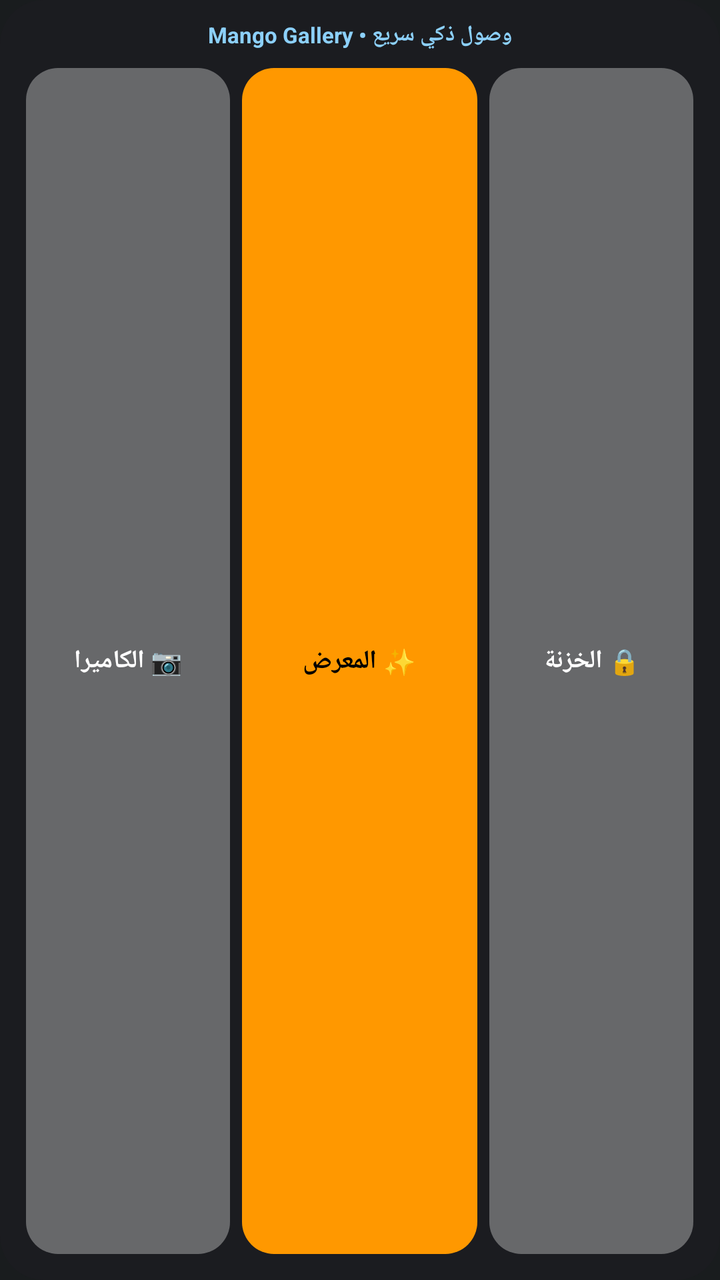
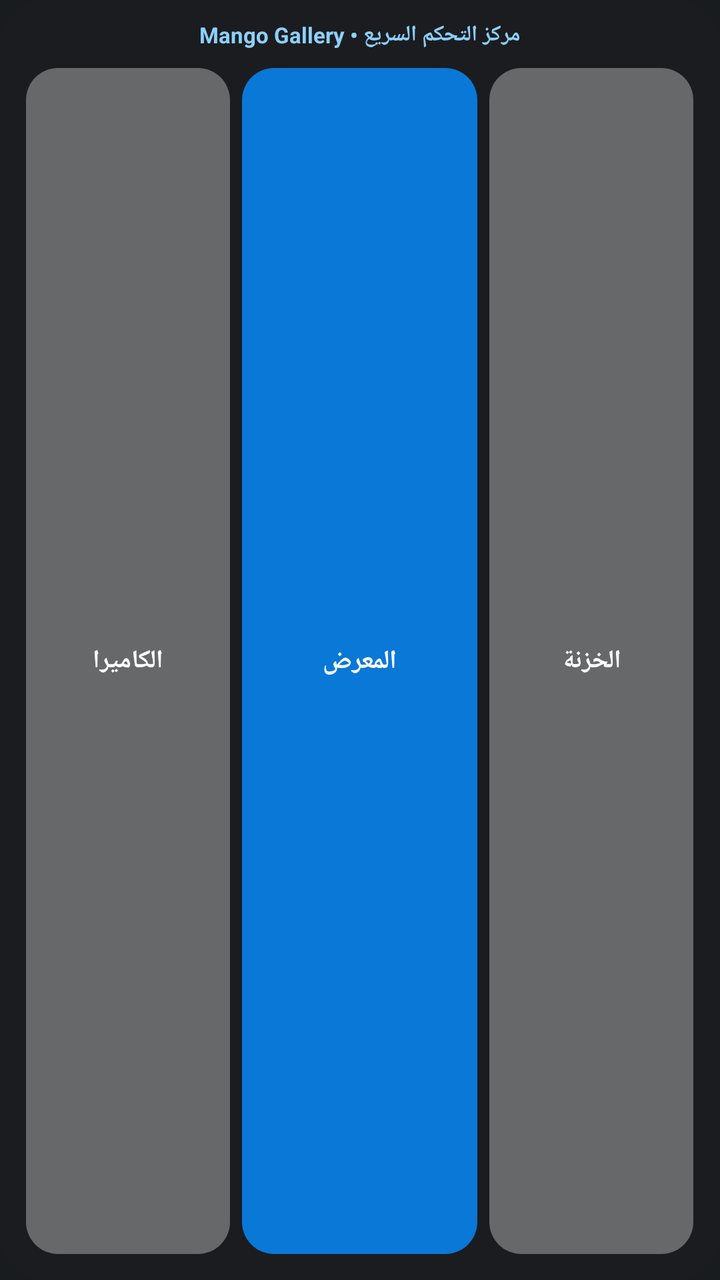

Before-and-after screenshots of an Android layout around one commit, followed by the original layout XML and the change that was made.
<!-- AndroidManifest.xml: application theme android:Theme.DeviceDefault.NoActionBar -->
<!-- res/layout/mango_widget_quick.xml -->
<?xml version="1.0" encoding="utf-8"?>
<LinearLayout xmlns:android="http://schemas.android.com/apk/res/android"
    android:layout_width="match_parent"
    android:layout_height="match_parent"
    android:background="@drawable/widget_dark_bg"
    android:gravity="center_vertical"
    android:orientation="vertical"
    android:padding="10dp">

    <TextView
        android:id="@+id/quick_stats_header"
        android:layout_width="match_parent"
        android:layout_height="wrap_content"
        android:gravity="center"
        android:paddingBottom="6dp"
        android:maxLines="1"
        android:text="Mango Gallery • وصول ذكي سريع"
        android:textColor="#FF8CD0FA"
        android:textSize="11sp"
        android:textStyle="bold" />

    <LinearLayout
        android:layout_width="match_parent"
        android:layout_height="0dp"
        android:layout_weight="1"
        android:gravity="center"
        android:orientation="horizontal">

        <TextView
            android:id="@+id/quick_camera"
            android:layout_width="0dp"
            android:layout_height="match_parent"
            android:layout_margin="3dp"
            android:layout_weight="1"
            android:background="@drawable/widget_btn_bg"
            android:gravity="center"
            android:text="📷 الكاميرا"
            android:textColor="#FFFFFFFF"
            android:textSize="12.5sp"
            android:textStyle="bold" />

        <TextView
            android:id="@+id/quick_gallery"
            android:layout_width="0dp"
            android:layout_height="match_parent"
            android:layout_margin="3dp"
            android:layout_weight="1.15"
            android:background="@drawable/widget_accent_bg"
            android:gravity="center"
            android:text="✨ المعرض"
            android:textColor="#FF000000"
            android:textSize="13sp"
            android:textStyle="bold" />

        <TextView
            android:id="@+id/quick_vault"
            android:layout_width="0dp"
            android:layout_height="match_parent"
            android:layout_margin="3dp"
            android:layout_weight="1"
            android:background="@drawable/widget_btn_bg"
            android:gravity="center"
            android:text="🔒 الخزنة"
            android:textColor="#FFFFFFFF"
            android:textSize="12.5sp"
            android:textStyle="bold" />
    </LinearLayout>
</LinearLayout>
<!-- resources referenced by this layout -->
<resources>
  <!-- drawable widget_accent_bg (drawable) -->
  <?xml version="1.0" encoding="utf-8"?>
  <shape xmlns:android="http://schemas.android.com/apk/res/android" android:shape="rectangle">
      <solid android:color="#FFFF9800" />
      <corners android:radius="16dp" />
  </shape>
  <!-- drawable widget_btn_bg (drawable) -->
  <?xml version="1.0" encoding="utf-8"?>
  <shape xmlns:android="http://schemas.android.com/apk/res/android" android:shape="rectangle">
      <solid android:color="#55FFFFFF" />
      <corners android:radius="16dp" />
  </shape>
  <!-- drawable widget_dark_bg (drawable) -->
  <?xml version="1.0" encoding="utf-8"?>
  <shape xmlns:android="http://schemas.android.com/apk/res/android" android:shape="rectangle">
      <solid android:color="#F01C1C20" />
      <corners android:radius="22dp" />
  </shape>
</resources>

<!-- the commit's change to res/layout/mango_widget_quick.xml (unified diff, before → after) -->
@@ -14,7 +14,7 @@
         android:gravity="center"
         android:paddingBottom="6dp"
         android:maxLines="1"
-        android:text="Mango Gallery • وصول ذكي سريع"
+        android:text="Mango Gallery • مركز التحكم السريع"
         android:textColor="#FF8CD0FA"
         android:textSize="11sp"
         android:textStyle="bold" />
@@ -34,7 +34,7 @@
             android:layout_weight="1"
             android:background="@drawable/widget_btn_bg"
             android:gravity="center"
-            android:text="📷 الكاميرا"
+            android:text="الكاميرا"
             android:textColor="#FFFFFFFF"
             android:textSize="12.5sp"
             android:textStyle="bold" />
@@ -47,8 +47,8 @@
             android:layout_weight="1.15"
             android:background="@drawable/widget_accent_bg"
             android:gravity="center"
-            android:text="✨ المعرض"
-            android:textColor="#FF000000"
+            android:text="المعرض"
+            android:textColor="#FFFFFFFF"
             android:textSize="13sp"
             android:textStyle="bold" />
 
@@ -60,7 +60,7 @@
             android:layout_weight="1"
             android:background="@drawable/widget_btn_bg"
             android:gravity="center"
-            android:text="🔒 الخزنة"
+            android:text="الخزنة"
             android:textColor="#FFFFFFFF"
             android:textSize="12.5sp"
             android:textStyle="bold" />
<!-- resource entries referenced after the edit -->
@@ -3,7 +3,7 @@
   <!-- drawable widget_accent_bg (drawable) -->
   <?xml version="1.0" encoding="utf-8"?>
   <shape xmlns:android="http://schemas.android.com/apk/res/android" android:shape="rectangle">
-      <solid android:color="#FFFF9800" />
+      <solid android:color="#FF0A78D6" />
       <corners android:radius="16dp" />
   </shape>
   <!-- drawable widget_btn_bg (drawable) -->
